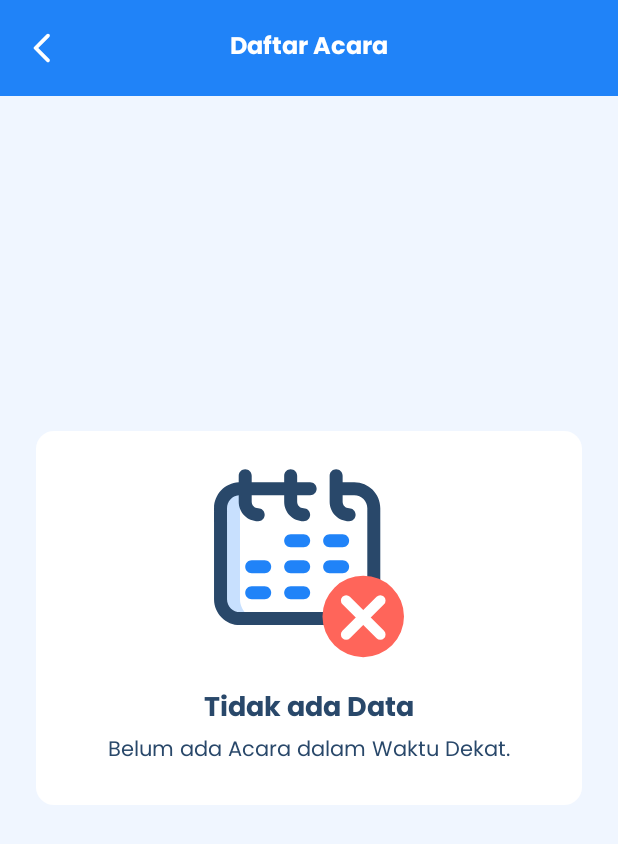
After one commit to mikirinkode/ECTRO, an Android app: the EventListActivity screen opened directly, with no data from a screen before it, on a phone screen of 412 x 824 dp. The commit adds this screen. Shown: the top 844 px of the screen. Run offline under Robolectric (Android 15) with nearby library versions, the phone set to English and light mode, and no system bars; our stand-ins replace Dagger/Hilt's generated code, Firebase (no records; nobody signed in at launch, a user with empty details on screens opened directly).

Commit message:
update event recyclerview

```diff
--- /dev/null
+++ b/app/src/main/java/id/ac/unila/ee/himatro/ectro/ui/event/EventListActivity.kt
@@ -0,0 +1,66 @@
+package id.ac.unila.ee.himatro.ectro.ui.event
+
+import android.os.Bundle
+import android.os.PersistableBundle
+import android.util.Log
+import android.view.View
+import androidx.activity.viewModels
+import androidx.appcompat.app.AppCompatActivity
+import androidx.fragment.app.viewModels
+import androidx.recyclerview.widget.LinearLayoutManager
+import dagger.hilt.android.AndroidEntryPoint
+import id.ac.unila.ee.himatro.ectro.databinding.ActivityEventListBinding
+import id.ac.unila.ee.himatro.ectro.ui.main.home.EventAdapter
+import id.ac.unila.ee.himatro.ectro.ui.main.home.HomeFragment
+import id.ac.unila.ee.himatro.ectro.viewmodel.EventViewModel
+
+@AndroidEntryPoint
+class EventListActivity : AppCompatActivity() {
+
+    private val binding: ActivityEventListBinding by lazy {
+        ActivityEventListBinding.inflate(layoutInflater)
+    }
+    private val eventViewModel: EventViewModel by viewModels()
+
+    private val adapter: EventAdapter by lazy {
+        EventAdapter()
+    }
+
+    override fun onCreate(savedInstanceState: Bundle?) {
+        super.onCreate(savedInstanceState)
+        setContentView(binding.root)
+
+        binding.apply {
+            // set recyclerview layout
+            rvEvent.layoutManager = LinearLayoutManager(this@EventListActivity)
+            rvEvent.adapter = adapter
+
+            btnBack.setOnClickListener {
+                onBackPressed()
+            }
+        }
+        observeIsLoading()
+        observeEvent()
+    }
+
+    private fun observeEvent() {
+        eventViewModel.getAllEventList()
+            .observe(this) { list ->
+                if (list.isEmpty()) {
+                    binding.emptyMessage.visibility = View.VISIBLE
+                } else {
+                    binding.emptyMessage.visibility = View.GONE
+                    adapter.setData(list)
+                }
+            }
+    }
+
+    // TODO: CREATE SHIMMER LOADING FOR USER INFO AND EVENT LIST
+    private fun observeIsLoading() {
+        eventViewModel.isLoading.observe(this) { isLoading ->
+            if (isLoading) {
+            } else {
+            }
+        }
+    }
+}
--- a/app/src/main/java/id/ac/unila/ee/himatro/ectro/viewmodel/EventViewModel.kt
+++ b/app/src/main/java/id/ac/unila/ee/himatro/ectro/viewmodel/EventViewModel.kt
@@ -11,6 +11,7 @@ import com.google.firebase.firestore.ktx.toObject
 import dagger.hilt.android.lifecycle.HiltViewModel
 import id.ac.unila.ee.himatro.ectro.data.EctroPreferences
 import id.ac.unila.ee.himatro.ectro.data.model.EventEntity
+import id.ac.unila.ee.himatro.ectro.data.model.UserAttendance
 import id.ac.unila.ee.himatro.ectro.utils.DateHelper
 import id.ac.unila.ee.himatro.ectro.utils.Event
 import id.ac.unila.ee.himatro.ectro.utils.FirestoreUtils
@@ -34,31 +35,65 @@ class EventViewModel @Inject constructor(
     private val _responseMessage = MutableLiveData<Event<String>>()
     val responseMessage: LiveData<Event<String>> = _responseMessage
 
+    fun observeEventList(limit: Long): LiveData<List<EventEntity>> {
+        val eventList = MutableLiveData<List<EventEntity>>()
 
-    private val _eventList = MutableLiveData<ArrayList<EventEntity>>()
-    val eventList: LiveData<ArrayList<EventEntity>> = _eventList
-
-
-    fun observeEventList() {
         fireStore.collection(TABLE_EVENTS)
             .orderBy(TABLE_EVENT_CREATED_AT, Query.Direction.DESCENDING)
+            .limit(limit)
             .get()
             .addOnSuccessListener { documentList ->
-                val eventEntityList: ArrayList<EventEntity> = ArrayList()
+                Log.e("EventViewModel", documentList.toString())
+                Log.e("EventViewModel", documentList.size().toString())
+                Log.e("EventViewModel", documentList.documents.toString())
+                Log.e("EventViewModel", documentList.documents.size.toString())
+                val newList: ArrayList<EventEntity> = ArrayList()
                 for (document in documentList) {
                     if (document != null) {
-                        eventEntityList.add(
+                        newList.add(
                             document.toObject()
                         )
                     }
                 }
-                _eventList.postValue(eventEntityList)
+                eventList.postValue(newList)
             }
             .addOnFailureListener {
                 Log.e(TAG, it.message.toString())
                 _isError.postValue(true)
                 _responseMessage.postValue(Event(it.message.toString()))
             }
+
+        return eventList
+    }
+
+    fun getAllEventList(): LiveData<List<EventEntity>> {
+        val eventList = MutableLiveData<List<EventEntity>>()
+
+        fireStore.collection(TABLE_EVENTS)
+            .orderBy(TABLE_EVENT_CREATED_AT, Query.Direction.DESCENDING)
+            .get()
+            .addOnSuccessListener { documentList ->
+                Log.e("EventViewModel", documentList.toString())
+                Log.e("EventViewModel", documentList.size().toString())
+                Log.e("EventViewModel", documentList.documents.toString())
+                Log.e("EventViewModel", documentList.documents.size.toString())
+                val newList: ArrayList<EventEntity> = ArrayList()
+                for (document in documentList) {
+                    if (document != null) {
+                        newList.add(
+                            document.toObject()
+                        )
+                    }
+                }
+                eventList.postValue(newList)
+            }
+            .addOnFailureListener {
+                Log.e(TAG, it.message.toString())
+                _isError.postValue(true)
+                _responseMessage.postValue(Event(it.message.toString()))
+            }
+
+        return eventList
     }
 
     fun createEvent(
--- /dev/null
+++ b/app/src/main/res/layout/activity_event_list.xml
@@ -0,0 +1,109 @@
+<?xml version="1.0" encoding="utf-8"?>
+<androidx.constraintlayout.widget.ConstraintLayout xmlns:android="http://schemas.android.com/apk/res/android"
+    xmlns:app="http://schemas.android.com/apk/res-auto"
+    xmlns:tools="http://schemas.android.com/tools"
+    android:layout_width="match_parent"
+    android:layout_height="match_parent"
+    tools:context=".ui.event.EventListActivity">
+
+    <androidx.constraintlayout.widget.ConstraintLayout
+        android:id="@+id/top_bar"
+        android:layout_width="match_parent"
+        android:layout_height="?attr/actionBarSize"
+        android:background="?attr/backgroundColor"
+        app:layout_constraintEnd_toEndOf="parent"
+        app:layout_constraintStart_toStartOf="parent"
+        app:layout_constraintTop_toTopOf="parent">
+
+        <ImageView
+            android:id="@+id/btn_back"
+            android:layout_width="wrap_content"
+            android:layout_height="wrap_content"
+            android:layout_margin="8dp"
+            android:backgroundTint="?attr/background"
+            android:clickable="true"
+            android:contentDescription="@string/btn_back"
+            android:focusable="true"
+            android:padding="8dp"
+            android:src="@drawable/ic_back"
+            app:layout_constraintBottom_toBottomOf="parent"
+            app:layout_constraintStart_toStartOf="parent"
+            app:layout_constraintTop_toTopOf="parent"
+            app:tint="@color/white" />
+
+        <TextView
+            android:layout_width="wrap_content"
+            android:layout_height="wrap_content"
+            android:fontFamily="@font/poppins_bold"
+            android:text="@string/event_list"
+            android:textColor="@color/white"
+            android:textSize="16sp"
+            app:layout_constraintBottom_toBottomOf="parent"
+            app:layout_constraintEnd_toEndOf="parent"
+            app:layout_constraintStart_toStartOf="parent"
+            app:layout_constraintTop_toTopOf="parent" />
+
+    </androidx.constraintlayout.widget.ConstraintLayout>
+
+    <androidx.recyclerview.widget.RecyclerView
+        android:id="@+id/rv_event"
+        android:layout_width="0dp"
+        android:layout_height="0dp"
+        android:clipToPadding="false"
+        android:paddingBottom="16dp"
+        app:layout_constraintBottom_toBottomOf="parent"
+        app:layout_constraintEnd_toEndOf="parent"
+        app:layout_constraintStart_toStartOf="parent"
+        app:layout_constraintTop_toBottomOf="@+id/top_bar"
+        tools:listitem="@layout/item_event" />
+
+
+    <androidx.constraintlayout.widget.ConstraintLayout
+        android:id="@+id/empty_message"
+        android:layout_width="match_parent"
+        android:layout_height="wrap_content"
+        android:layout_margin="24dp"
+        android:background="@drawable/rect_rounded"
+        android:backgroundTint="?attr/background"
+        android:padding="24dp"
+        android:visibility="gone"
+        app:layout_constraintBottom_toBottomOf="parent"
+        app:layout_constraintEnd_toEndOf="parent"
+        app:layout_constraintStart_toStartOf="parent"
+        app:layout_constraintTop_toTopOf="parent"
+        tools:visibility="gone">
+
+        <ImageView
+            android:id="@+id/iv_no_data"
+            android:layout_width="130dp"
+            android:layout_height="130dp"
+            android:src="@drawable/ic_no_event"
+            app:layout_constraintEnd_toEndOf="parent"
+            app:layout_constraintStart_toStartOf="parent"
+            app:layout_constraintTop_toTopOf="parent" />
+
+        <TextView
+            android:id="@+id/tv_no_data"
+            android:layout_width="wrap_content"
+            android:layout_height="wrap_content"
+            android:layout_marginTop="16dp"
+            android:fontFamily="@font/poppins_bold"
+            android:text="Tidak ada Data"
+            android:textAlignment="center"
+            android:textSize="18sp"
+            app:layout_constraintEnd_toEndOf="parent"
+            app:layout_constraintStart_toStartOf="parent"
+            app:layout_constraintTop_toBottomOf="@id/iv_no_data" />
+
+        <TextView
+            android:id="@+id/tv_no_data_desc"
+            android:layout_width="wrap_content"
+            android:layout_height="wrap_content"
+            android:text="Belum ada Acara dalam Waktu Dekat."
+            android:textAlignment="center"
+            app:layout_constraintEnd_toEndOf="parent"
+            app:layout_constraintStart_toStartOf="parent"
+            app:layout_constraintTop_toBottomOf="@id/tv_no_data" />
+    </androidx.constraintlayout.widget.ConstraintLayout>
+
+</androidx.constraintlayout.widget.ConstraintLayout>
--- a/app/src/main/res/layout/activity_user_feedback.xml
+++ b/app/src/main/res/layout/activity_user_feedback.xml
@@ -4,7 +4,7 @@
     xmlns:tools="http://schemas.android.com/tools"
     android:layout_width="match_parent"
     android:layout_height="match_parent"
-    tools:context=".ui.main.home.UserFeedbackActivity">
+    tools:context=".ui.UserFeedbackActivity">
 
     <androidx.constraintlayout.widget.ConstraintLayout
         android:id="@+id/top_bar"
--- a/app/src/main/res/layout/fragment_home.xml
+++ b/app/src/main/res/layout/fragment_home.xml
@@ -359,7 +359,7 @@
                 app:layout_constraintEnd_toEndOf="parent"
                 app:layout_constraintStart_toStartOf="parent"
                 app:layout_constraintTop_toBottomOf="@+id/tv_event"
-                tools:visibility="visible">
+                tools:visibility="gone">
 
                 <ImageView
                     android:id="@+id/iv_no_data"
--- a/app/src/main/res/values/strings.xml
+++ b/app/src/main/res/values/strings.xml
@@ -239,6 +239,7 @@
     </string-array>
 
     <string-array name="empty"></string-array>
+    <string name="event_list">Daftar Acara</string>
 
 
 </resources>
```
Also changed, not shown: app/src/main/AndroidManifest.xml (+12 -1 lines), app/src/main/java/id/ac/unila/ee/himatro/ectro/ui/UserFeedbackActivity.kt (renamed from app/src/main/java/id/ac/unila/ee/himatro/ectro/ui/main/home/UserFeedbackActivity.kt, +8 -3 lines), app/src/main/java/id/ac/unila/ee/himatro/ectro/ui/main/home/EventAdapter.kt (+6 -2 lines), app/src/main/java/id/ac/unila/ee/himatro/ectro/ui/main/home/HomeFragment.kt (+12 -10 lines), app/src/main/java/id/ac/unila/ee/himatro/ectro/utils/AlarmReceiver.kt (added, +107 -0 lines), app/src/main/java/id/ac/unila/ee/himatro/ectro/utils/EventDiffUtil.kt (added, +39 -0 lines).
